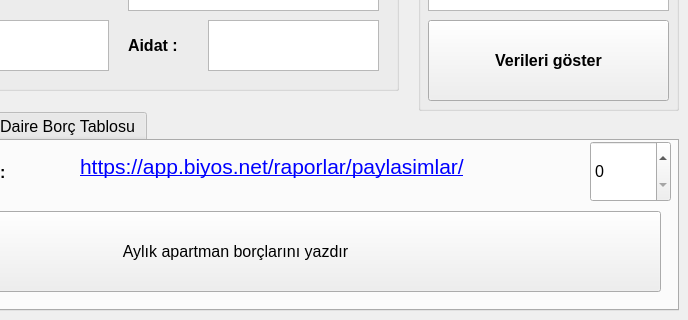
The window that biyos/biyos.ui (mfkaptan/biyos-app) describes before a commit, drawn with Qt 5; both pictures show x 212 to 900 and y 330 to 650 of the 900 by 650 pixel window.
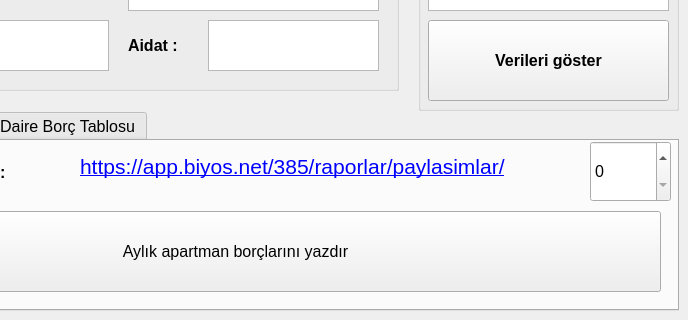
The same window after the commit.

What changed in the file:
```diff
--- a/biyos/biyos.ui
+++ b/biyos/biyos.ui
@@ -502,7 +502,7 @@
       <enum>Qt::NoFocus</enum>
      </property>
      <property name="text">
-      <string>&lt;html&gt;&lt;head/&gt;&lt;body&gt;&lt;p&gt;&lt;a href=&quot;https://app.biyos.net/raporlar/paylasimlar/&quot;&gt;&lt;span style=&quot; font-size:16pt; text-decoration: underline; color:#0000ff;&quot;&gt;https://app.biyos.net/raporlar/paylasimlar/&lt;/span&gt;&lt;/a&gt;&lt;/p&gt;&lt;/body&gt;&lt;/html&gt;</string>
+      <string>&lt;html&gt;&lt;head/&gt;&lt;body&gt;&lt;p&gt;&lt;a href=&quot;https://app.biyos.net/385/raporlar/paylasimlar/&quot;&gt;&lt;span style=&quot; font-size:16pt; text-decoration: underline; color:#0000ff;&quot;&gt;https://app.biyos.net/385/raporlar/paylasimlar/&lt;/span&gt;&lt;/a&gt;&lt;/p&gt;&lt;/body&gt;&lt;/html&gt;</string>
      </property>
      <property name="textFormat">
       <enum>Qt::AutoText</enum>
```
